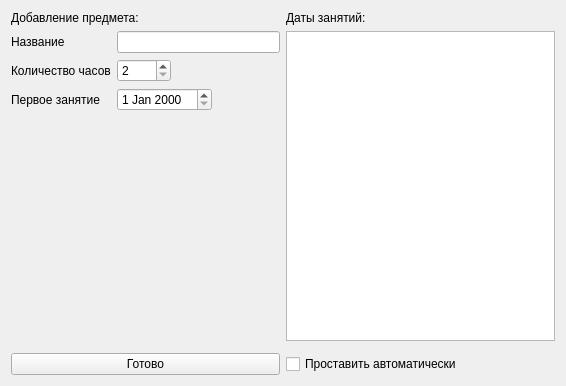
This is EditSubject.ui in sarum9in/Schedule as Qt 5 draws it before an edit. The edited form follows.
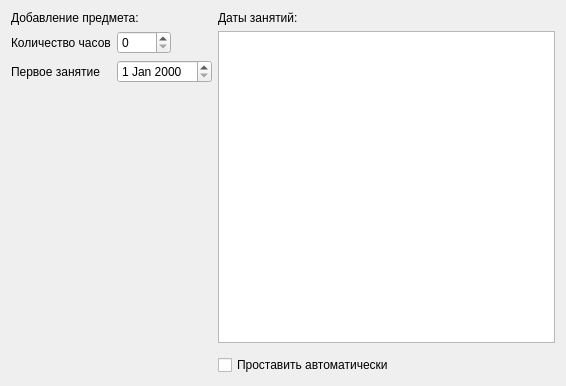
This is the edited form.

Commit message: Major changes: Subject -> SubjectGroup.

Patch:
```diff
--- a/EditSubject.ui
+++ b/EditSubject.ui
@@ -20,27 +20,14 @@
       <enum>QFormLayout::ExpandingFieldsGrow</enum>
      </property>
      <item row="0" column="0">
-      <widget class="QLabel" name="label_3">
-       <property name="text">
-        <string>Название</string>
-       </property>
-      </widget>
-     </item>
-     <item row="0" column="1">
-      <widget class="QLineEdit" name="subjectName"/>
-     </item>
-     <item row="1" column="0">
       <widget class="QLabel" name="label_4">
        <property name="text">
         <string>Количество часов</string>
        </property>
       </widget>
      </item>
-     <item row="1" column="1">
+     <item row="0" column="1">
       <widget class="QSpinBox" name="hourCount">
-       <property name="minimum">
-        <number>2</number>
-       </property>
        <property name="maximum">
         <number>1000</number>
        </property>
@@ -49,14 +36,14 @@
        </property>
       </widget>
      </item>
-     <item row="2" column="0">
+     <item row="1" column="0">
       <widget class="QLabel" name="label_5">
        <property name="text">
         <string>Первое занятие</string>
        </property>
       </widget>
      </item>
-     <item row="2" column="1">
+     <item row="1" column="1">
       <widget class="QDateEdit" name="firstClassDate"/>
      </item>
     </layout>
@@ -75,13 +62,6 @@
      </property>
     </widget>
    </item>
-   <item row="3" column="0">
-    <widget class="QPushButton" name="backwardButton">
-     <property name="text">
-      <string>Готово</string>
-     </property>
-    </widget>
-   </item>
    <item row="3" column="1">
     <widget class="QCheckBox" name="audoDates">
      <property name="text">
```
Left out of the diff: 20 changed lines with no effect on the pictures. The commit also changes 24 other files.
